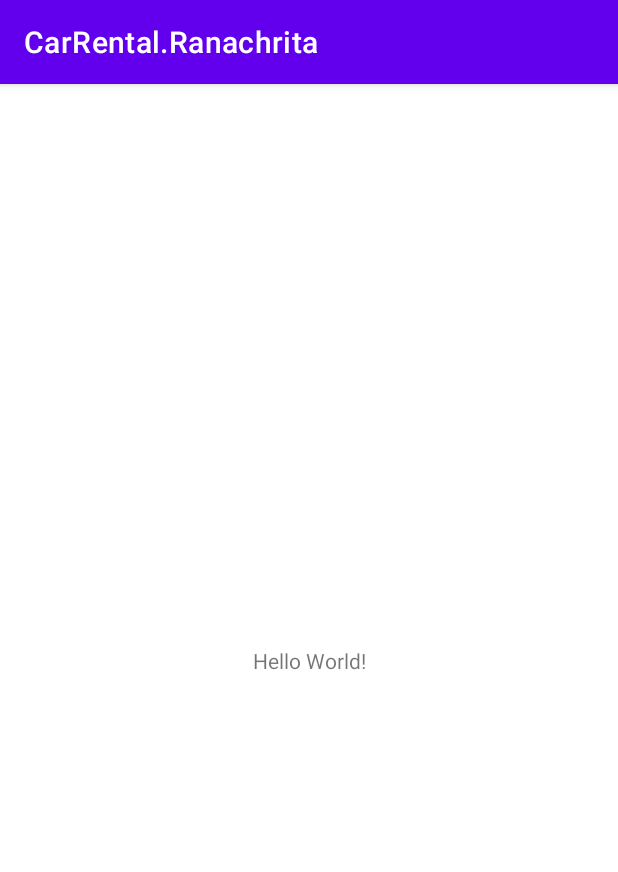
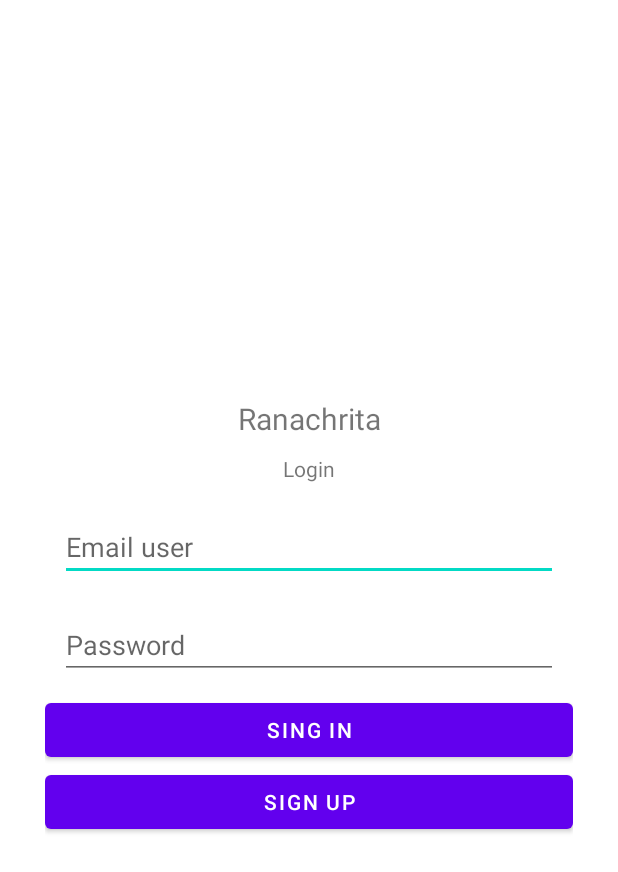
Before and after one commit to RIOlivaresV/car-rental-ranachrita, an Android app: the screen it shows after launch (MainActivity), on a phone screen of 412 x 824 dp. Shown: the top 872 px of the screen. Run offline under Robolectric (Android 15) with nearby library versions, the phone set to English and light mode, and no system bars; our stand-ins replace Firebase (no records; nobody signed in at launch, a user with empty details on screens opened directly).

Commit message:
Login and registration is done until now. Next step is work on home

```diff
--- /dev/null
+++ b/app/src/main/java/com/example/carrentalranachrita/Login.java
@@ -0,0 +1,87 @@
+package com.example.carrentalranachrita;
+
+import android.app.Activity;
+import android.os.Bundle;
+
+import androidx.annotation.NonNull;
+import androidx.fragment.app.Fragment;
+import androidx.fragment.app.FragmentManager;
+import androidx.fragment.app.FragmentTransaction;
+import androidx.navigation.fragment.NavHostFragment;
+import androidx.navigation.fragment.*;
+
+import android.view.LayoutInflater;
+import android.view.View;
+import android.view.ViewGroup;
+import android.widget.Button;
+import android.widget.EditText;
+import android.widget.Toast;
+
+import com.google.android.gms.tasks.OnCompleteListener;
+import com.google.android.gms.tasks.Task;
+import com.google.android.material.snackbar.Snackbar;
+import com.google.firebase.auth.AuthResult;
+import com.google.firebase.auth.FirebaseAuth;
+
+import org.jetbrains.annotations.NotNull;
+
+import java.util.concurrent.Executor;
+
+import static androidx.navigation.Navigation.findNavController;
+
+public class Login extends Fragment {
+
+    private FirebaseAuth mAuth;
+    public Login() {
+        // Required empty public constructor
+    }
+
+    // TODO: Rename and change types and number of parameters
+    public static Login newInstance() {
+        Login fragment = new Login();
+        Bundle args = new Bundle();
+        fragment.setArguments(args);
+        return fragment;
+    }
+
+    @Override
+    public void onCreate(Bundle savedInstanceState) {
+        super.onCreate(savedInstanceState);
+    }
+
+    @Override
+    public View onCreateView(LayoutInflater inflater, ViewGroup container,
+                             Bundle savedInstanceState) {
+        // Inflate the layout for this fragment
+        View view = inflater.inflate(R.layout.fragment_login, container, false);
+        mAuth = FirebaseAuth.getInstance();
+
+        EditText userEdit = view.findViewById(R.id.txtUser);
+        EditText passwordEdit = view.findViewById(R.id.txtUserPassword);
+        Button login = view.findViewById(R.id.btnLogin);
+        login.setOnClickListener(v -> {
+            String user = userEdit.getText().toString();
+            String password = passwordEdit.getText().toString();
+            mAuth.signInWithEmailAndPassword(user, password)
+                    .addOnCompleteListener((Activity) view.getContext(), new OnCompleteListener<AuthResult>() {
+                        @Override
+                        public void onComplete(@NonNull @NotNull Task<AuthResult> task) {
+                            if (task.isSuccessful()){
+                                findNavController(view).navigate(R.id.goHome);
+                                Snackbar.make(view, "Welcome", Snackbar.LENGTH_LONG).show();
+                            }else {
+                                Snackbar.make(view, "Something wrong is happening, please try again", Snackbar.LENGTH_LONG).show();
+                            }
+                        }
+                    });
+
+        });
+
+        Button register = view.findViewById(R.id.btnRegister);
+        register.setOnClickListener(v -> {
+            findNavController(view).navigate(R.id.actionRegistration);
+        });
+        return view;
+    }
+
+}
--- a/app/src/main/java/com/example/carrentalranachrita/MainActivity.java
+++ b/app/src/main/java/com/example/carrentalranachrita/MainActivity.java
@@ -9,6 +9,7 @@ public class MainActivity extends AppCompatActivity {
     @Override
     protected void onCreate(Bundle savedInstanceState) {
         super.onCreate(savedInstanceState);
+        getSupportActionBar().hide();
         setContentView(R.layout.activity_main);
     }
 }
--- a/app/src/main/res/layout/activity_main.xml
+++ b/app/src/main/res/layout/activity_main.xml
@@ -6,13 +6,12 @@
     android:layout_height="match_parent"
     tools:context=".MainActivity">
 
-    <TextView
-        android:layout_width="wrap_content"
-        android:layout_height="wrap_content"
-        android:text="Hello World!"
-        app:layout_constraintBottom_toBottomOf="parent"
-        app:layout_constraintLeft_toLeftOf="parent"
-        app:layout_constraintRight_toRightOf="parent"
-        app:layout_constraintTop_toTopOf="parent" />
+    <androidx.fragment.app.FragmentContainerView
+        android:layout_width="match_parent"
+        android:layout_height="match_parent"
+        android:id="@+id/mainFragment"
+        android:name="androidx.navigation.fragment.NavHostFragment"
+        app:defaultNavHost="true"
+        app:navGraph="@navigation/main_navegation"/>
 
 </androidx.constraintlayout.widget.ConstraintLayout>
--- /dev/null
+++ b/app/src/main/res/layout/fragment_login.xml
@@ -0,0 +1,65 @@
+<?xml version="1.0" encoding="utf-8"?>
+<FrameLayout xmlns:android="http://schemas.android.com/apk/res/android"
+    xmlns:tools="http://schemas.android.com/tools"
+    android:layout_width="match_parent"
+    android:layout_height="match_parent"
+    tools:context=".Login">
+
+    <!-- TODO: Update blank fragment layout -->
+    <LinearLayout
+        android:layout_width="match_parent"
+        android:layout_height="wrap_content"
+        android:layout_gravity="center"
+        android:layout_margin="30sp"
+        android:gravity="center"
+        android:orientation="vertical">
+
+        <TextView
+            android:id="@+id/titlleApp"
+            android:layout_width="match_parent"
+            android:layout_height="wrap_content"
+            android:gravity="center"
+            android:text="Ranachrita"
+            android:textSize="20sp" />
+
+        <TextView
+            android:id="@+id/titleLogin"
+            android:layout_width="match_parent"
+            android:layout_height="wrap_content"
+            android:layout_margin="10sp"
+            android:gravity="center"
+            android:text="Login" />
+
+        <EditText
+            android:id="@+id/txtUser"
+            android:layout_width="match_parent"
+            android:layout_height="wrap_content"
+            android:layout_margin="10sp"
+            android:ems="10"
+            android:hint="Email user"
+            android:inputType="textPersonName" />
+
+        <EditText
+            android:id="@+id/txtUserPassword"
+            android:layout_width="match_parent"
+            android:layout_height="wrap_content"
+            android:layout_margin="10sp"
+            android:ems="10"
+            android:hint="Password"
+            android:inputType="textPersonName|textPassword" />
+
+        <Button
+            android:id="@+id/btnLogin"
+            android:layout_width="match_parent"
+            android:layout_height="wrap_content"
+            android:text="Sing in" />
+
+        <Button
+            android:id="@+id/btnRegister"
+            android:layout_width="match_parent"
+            android:layout_height="wrap_content"
+            android:text="Sign up" />
+
+    </LinearLayout>
+
+</FrameLayout>
--- /dev/null
+++ b/app/src/main/res/navigation/main_navegation.xml
@@ -0,0 +1,34 @@
+<?xml version="1.0" encoding="utf-8"?>
+<navigation xmlns:android="http://schemas.android.com/apk/res/android"
+    xmlns:app="http://schemas.android.com/apk/res-auto"
+    xmlns:tools="http://schemas.android.com/tools"
+    android:id="@+id/main_navegation"
+    app:startDestination="@id/login">
+
+    <fragment
+        android:id="@+id/login"
+        android:name="com.example.carrentalranachrita.Login"
+        android:label="fragment_login"
+        tools:layout="@layout/fragment_login" >
+        <action
+            android:id="@+id/actionRegistration"
+            app:destination="@id/registrationFragment" />
+        <action
+            android:id="@+id/goHome"
+            app:destination="@id/homeApp" />
+    </fragment>
+    <fragment
+        android:id="@+id/registrationFragment"
+        android:name="com.example.carrentalranachrita.RegistrationFragment"
+        android:label="fragment_registration"
+        tools:layout="@layout/fragment_registration" >
+        <action
+            android:id="@+id/backLogin"
+            app:destination="@id/login" />
+    </fragment>
+    <fragment
+        android:id="@+id/homeApp"
+        android:name="com.example.carrentalranachrita.Home"
+        android:label="fragment_home"
+        tools:layout="@layout/fragment_home" />
+</navigation>
--- a/app/src/main/res/values/strings.xml
+++ b/app/src/main/res/values/strings.xml
@@ -1,3 +1,5 @@
 <resources>
     <string name="app_name">CarRental.Ranachrita</string>
+    <!-- TODO: Remove or change this placeholder text -->
+    <string name="hello_blank_fragment">Hello blank fragment</string>
 </resources>
--- a/build.gradle
+++ b/build.gradle
@@ -6,6 +6,7 @@ buildscript {
     }
     dependencies {
         classpath "com.android.tools.build:gradle:4.2.1"
+        classpath 'com.google.gms:google-services:4.3.8'
 
         // NOTE: Do not place your application dependencies here; they belong
         // in the individual module build.gradle files
@@ -16,7 +17,7 @@ allprojects {
     repositories {
         google()
         mavenCentral()
-        jcenter() // Warning: this repository is going to shut down soon
+//        jcenter() // Warning: this repository is going to shut down soon
     }
 }
 
```
Also changed, not shown: app/build.gradle (+8 -1 lines), app/src/main/AndroidManifest.xml (+7 -0 lines), app/src/main/java/com/example/carrentalranachrita/Daos/IDao.java (added, +7 -0 lines), app/src/main/java/com/example/carrentalranachrita/Daos/UserDao.java (added, +42 -0 lines), app/src/main/java/com/example/carrentalranachrita/Entities/User.java (added, +79 -0 lines), app/src/main/java/com/example/carrentalranachrita/Home.java (added, +64 -0 lines), app/src/main/java/com/example/carrentalranachrita/RegistrationFragment.java (added, +153 -0 lines), app/src/main/res/layout/fragment_home.xml (added, +14 -0 lines), app/src/main/res/layout/fragment_registration.xml (added, +113 -0 lines), 3 other files.
